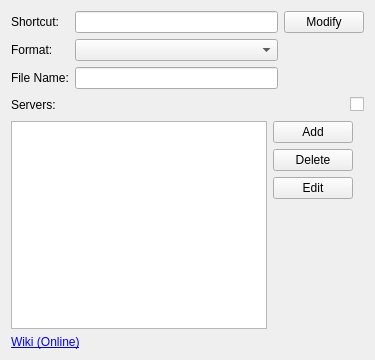
First picture: the form in generic/screenshotplugin/optionswidget.ui, repository psi-im/plugins, before the edit.
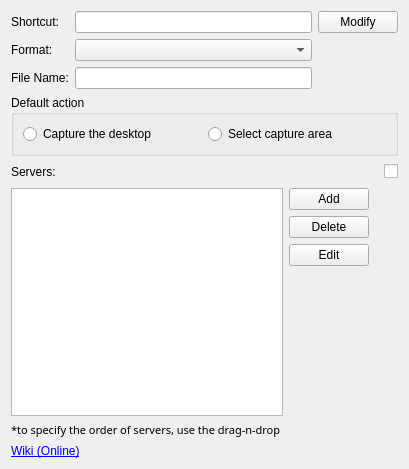
Second picture: the form after the edit.

The edit to the form file:
```diff
--- a/generic/screenshotplugin/optionswidget.ui
+++ b/generic/screenshotplugin/optionswidget.ui
@@ -6,14 +6,14 @@
    <rect>
     <x>0</x>
     <y>0</y>
-    <width>375</width>
-    <height>360</height>
+    <width>409</width>
+    <height>469</height>
    </rect>
   </property>
   <property name="windowTitle">
    <string>Form</string>
   </property>
-  <layout class="QVBoxLayout" name="verticalLayout">
+  <layout class="QVBoxLayout" name="verticalLayout_3">
    <item>
     <layout class="QGridLayout" name="gridLayout">
      <item row="0" column="0">
@@ -62,6 +62,29 @@
      </item>
     </layout>
    </item>
+   <item>
+    <widget class="QGroupBox" name="groupBox">
+     <property name="title">
+      <string>Default action</string>
+     </property>
+     <layout class="QHBoxLayout" name="horizontalLayout_3">
+      <item>
+       <widget class="QRadioButton" name="rb_desktop">
+        <property name="text">
+         <string>Capture the desktop</string>
+        </property>
+       </widget>
+      </item>
+      <item>
+       <widget class="QRadioButton" name="rb_area">
+        <property name="text">
+         <string>Select capture area</string>
+        </property>
+       </widget>
+      </item>
+     </layout>
+    </widget>
+   </item>
    <item>
     <layout class="QHBoxLayout" name="horizontalLayout_2">
      <item>
@@ -94,9 +117,17 @@
     </layout>
    </item>
    <item>
-    <layout class="QHBoxLayout" name="horizontalLayout_4">
+    <layout class="QHBoxLayout" name="horizontalLayout">
+     <item>
+      <layout class="QVBoxLayout" name="verticalLayout">
      <item>
       <widget class="QListWidget" name="lw_servers">
+         <property name="font">
+          <font>
+           <family>Sans Serif</family>
+           <pointsize>10</pointsize>
+          </font>
+         </property>
        <property name="dragEnabled">
         <bool>true</bool>
        </property>
@@ -112,6 +143,21 @@
       </widget>
      </item>
      <item>
+        <widget class="QLabel" name="label_2">
+         <property name="font">
+          <font>
+           <family>Sans Serif</family>
+           <pointsize>8</pointsize>
+          </font>
+         </property>
+         <property name="text">
+          <string>*to specify the order of servers, use the drag-n-drop </string>
+         </property>
+        </widget>
+       </item>
+      </layout>
+     </item>
+     <item>
       <layout class="QVBoxLayout" name="verticalLayout_2">
        <item>
         <widget class="QPushButton" name="pb_add">
@@ -165,8 +211,8 @@
        </property>
        <property name="sizeHint" stdset="0">
         <size>
-         <width>0</width>
-         <height>0</height>
+         <width>13</width>
+         <height>13</height>
         </size>
        </property>
       </spacer>
```
Lines whose indentation alone changed are shown as unchanged.
